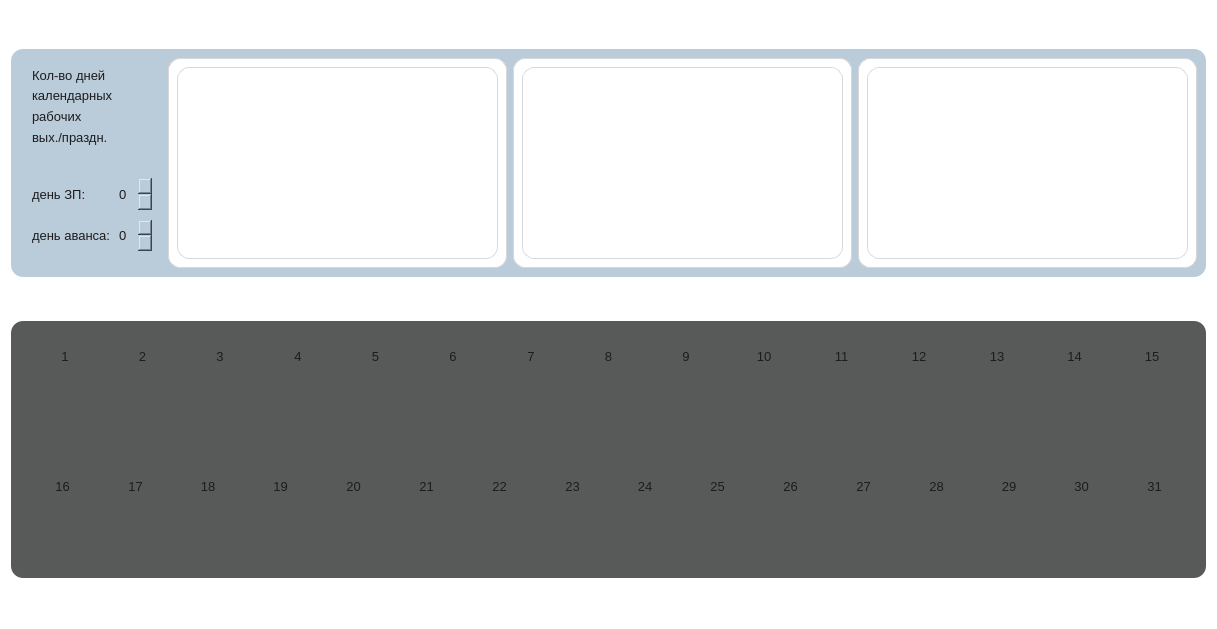
The window that ui/cash.ui (CatMolnia/CASH) describes before a commit, drawn with Qt 5.
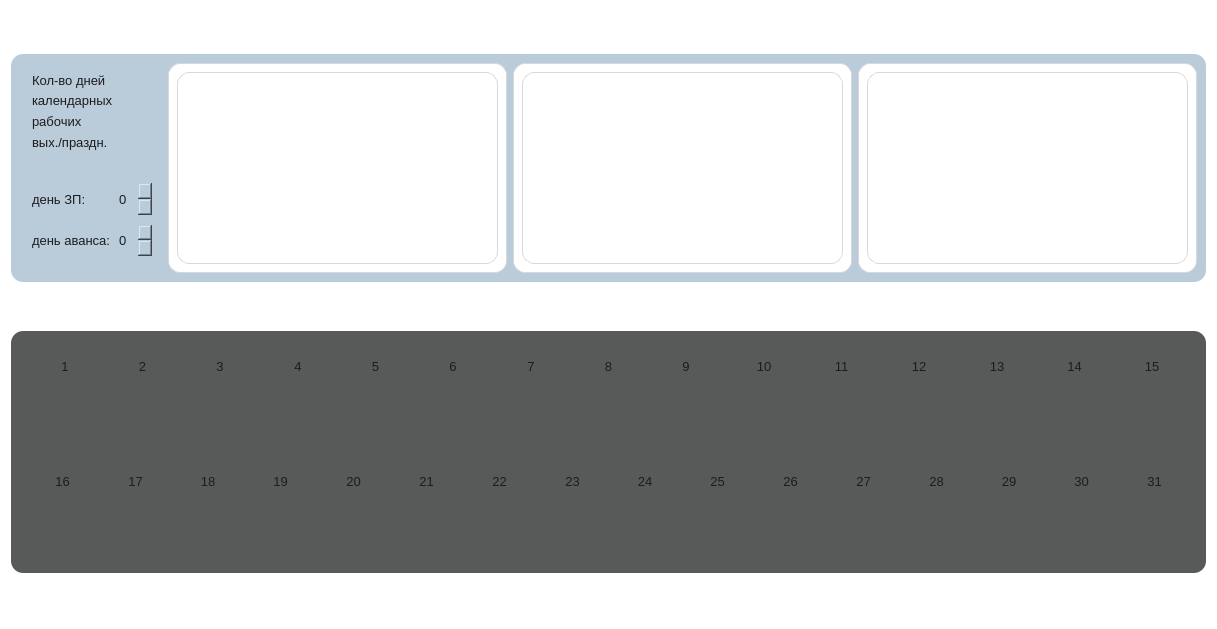
The same window after the commit.

The edit to the form file:
```diff
--- a/ui/cash.ui
+++ b/ui/cash.ui
@@ -1189,7 +1189,7 @@
           <property name="sizeHint" stdset="0">
            <size>
             <width>20</width>
-            <height>20</height>
+            <height>5</height>
            </size>
           </property>
          </spacer>
```
